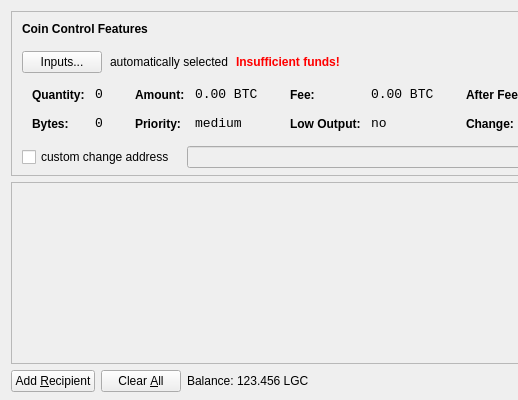
First picture: the form in src/qt/forms/sendcoinsdialog.ui, repository PumpCoinDEV/PumpCoin, before the edit; both pictures show x 0 to 518 and y 0 to 400 of the 850 by 400 pixel window.
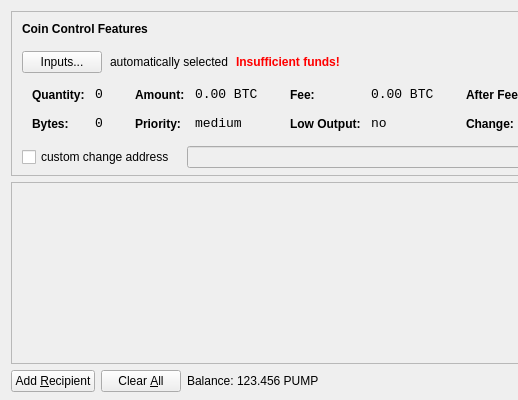
Second picture: the form after the edit. Icons and pictures are not drawn.

Diff of the .ui file:
```diff
--- a/src/qt/forms/sendcoinsdialog.ui
+++ b/src/qt/forms/sendcoinsdialog.ui
@@ -720,7 +720,7 @@
           <cursorShape>IBeamCursor</cursorShape>
          </property>
          <property name="text">
-          <string>123.456 LGC</string>
+          <string>123.456 PUMP</string>
          </property>
          <property name="textInteractionFlags">
           <set>Qt::LinksAccessibleByMouse|Qt::TextSelectableByKeyboard|Qt::TextSelectableByMouse</set>
```
